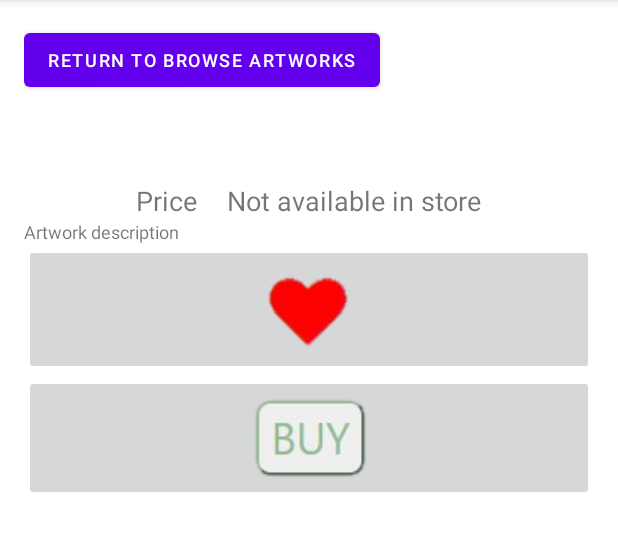
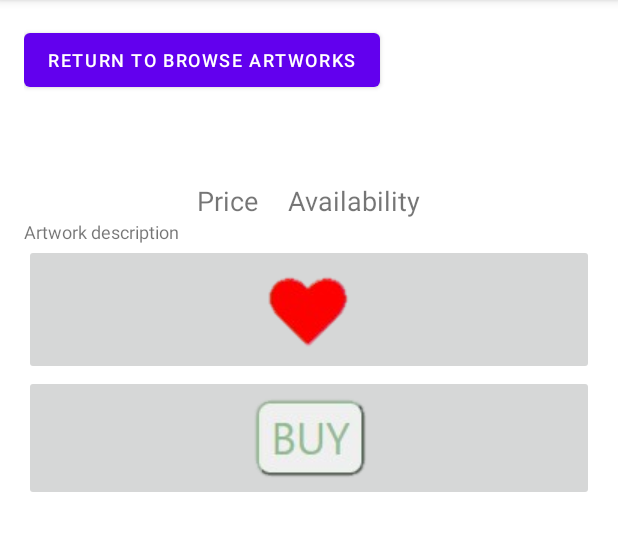
Before and after one commit to McGill-ECSE321-Fall2020/project-group-06, an Android app: the ViewArtworkActivity screen opened directly, with no data from a screen before it, on a phone screen of 412 x 824 dp, the part 84-635 px from its top. Run offline under Robolectric (Android 15) with nearby library versions, the phone set to English and light mode, and no system bars; network calls fail; 6 statements that could not run were skipped.

Commit message:
Unwanted changes

```diff
--- a/ArtGallery-Android/app/src/main/java/com/example/android_artgallery/EditArtworkActivity.java
+++ b/ArtGallery-Android/app/src/main/java/com/example/android_artgallery/EditArtworkActivity.java
@@ -32,7 +32,7 @@
         setContentView(R.layout.activity_edit_artwork);
 
         int index = getIntent().getIntExtra("index", 0);
-        Artwork currentArtwork = Ressources.allArtworks[index];
+        Artwork currentArtwork = Ressources.allArtworks.get(index);
 
         // Find the TextView in the list_item.xml layout with the ID version_name
         TextView nameTextView = (TextView) findViewById(R.id.artwork_name);
--- a/ArtGallery-Android/app/src/main/java/com/example/android_artgallery/HomeActivity.java
+++ b/ArtGallery-Android/app/src/main/java/com/example/android_artgallery/HomeActivity.java
@@ -12,6 +12,9 @@
 
 import org.json.JSONException;
 import org.json.JSONObject;
+
+import java.util.ArrayList;
+import java.util.Arrays;
 
 public class HomeActivity extends AppCompatActivity {
 
@@ -55,7 +58,8 @@
                 try {
                     Artwork[] myArray = null;
                     myArray = (Artwork[]) okHttpAttempt.getHttpResponse("/api/artgallery/allArtworks", Artwork[].class);
-                    Ressources.allArtworks=myArray;
+                    ArrayList<Artwork> myNewArray = new ArrayList<Artwork>(Arrays.asList(myArray));
+                    Ressources.allArtworks = myNewArray;
                     Intent browse = new Intent(getApplicationContext(), BrowseActivity.class);
                     startActivity(browse);
                 } catch (Exception e) {
--- a/ArtGallery-Android/app/src/main/java/com/example/android_artgallery/Ressources.java
+++ b/ArtGallery-Android/app/src/main/java/com/example/android_artgallery/Ressources.java
@@ -13,6 +13,7 @@
 import java.io.InputStream;
 import java.net.URL;
 import java.net.URLConnection;
+import java.util.ArrayList;
 
 import static android.content.ContentValues.TAG;
 
@@ -39,7 +40,8 @@
     public static User user;
     public static User getUser(){return user;}
     public static void setUser(User user){Ressources.user=user;}
-    public static Artwork[] allArtworks;
+    public static ArrayList<Artwork> allArtworks;
+    public static ArrayList<Artwork> forSaleArtworks;
     public static int id;
 
 
--- a/ArtGallery-Android/app/src/main/res/layout/activity_artwork.xml
+++ b/ArtGallery-Android/app/src/main/res/layout/activity_artwork.xml
@@ -54,24 +54,24 @@
                 android:orientation="horizontal">
 
                 <TextView
-                    android:paddingRight="10dp"
                     android:id="@+id/artwork_price"
                     android:layout_width="wrap_content"
                     android:layout_height="wrap_content"
+                    android:gravity="center"
+                    android:paddingRight="10dp"
                     android:text="Price"
                     android:textAlignment="center"
-                    android:textSize="18sp"
-                    android:gravity="center"/>
+                    android:textSize="18sp" />
 
                 <TextView
-                    android:paddingLeft="10dp"
                     android:id="@+id/artwork_availability"
                     android:layout_width="wrap_content"
                     android:layout_height="wrap_content"
+                    android:gravity="center"
+                    android:paddingLeft="10dp"
                     android:text="Availability"
                     android:textAlignment="center"
-                    android:textSize="18sp"
-                    android:gravity="center"/>
+                    android:textSize="18sp" />
 
             </LinearLayout>
 
@@ -84,24 +84,49 @@
                 android:textSize="12sp" />
 
             <ImageButton
-                android:id="@+id/imageButton"
+                android:id="@+id/favouriteButton"
                 android:layout_width="match_parent"
                 android:layout_height="wrap_content"
                 app:srcCompat="@drawable/favourites_image_jpg" />
+
+            <RadioGroup
+                android:id="@+id/deliveryMethod_radioButtons"
+                android:layout_width="match_parent"
+                android:layout_height="match_parent"
+                android:gravity="center"
+                android:visibility="gone">
+
+                <TextView
+                    android:id="@+id/textView5"
+                    android:layout_width="match_parent"
+                    android:layout_height="wrap_content"
+                    android:text="Select means of delivery"
+                    android:textAlignment="center"
+                    android:textColor="@color/black"
+                    android:textSize="18sp" />
+
+                <RadioButton
+                    android:id="@+id/radioButton"
+                    android:layout_width="wrap_content"
+                    android:layout_height="wrap_content"
+                    android:gravity="center"
+                    android:text="Pickup artwork" />
+
+                <RadioButton
+                    android:id="@+id/radioButton3"
+                    android:layout_width="wrap_content"
+                    android:layout_height="wrap_content"
+                    android:gravity="center"
+                    android:text="Deliver artwork" />
+            </RadioGroup>
 
             <ImageButton
                 android:id="@+id/imageButton2"
                 android:layout_width="match_parent"
                 android:layout_height="wrap_content"
-                app:srcCompat="@drawable/buy_image_jpg"
-                android:onClick="buy" />
+                android:onClick="buy"
+                app:srcCompat="@drawable/buy_image_jpg" />
 
-            <Button
-                android:id="@+id/delivery"
-                android:layout_width="match_parent"
-                android:layout_height="wrap_content"
-                android:text="Button"
-                android:visibility="gone" />
         </LinearLayout>
     </ScrollView>
 
```
Also changed, not shown: ArtGallery-Android/app/src/main/java/com/example/android_artgallery/BrowseActivity.java (+10 -2 lines), ArtGallery-Android/app/src/main/java/com/example/android_artgallery/MainActivity.java (+20 -18 lines), ArtGallery-Android/app/src/main/java/com/example/android_artgallery/ViewArtworkActivity.java (+25 -14 lines).
